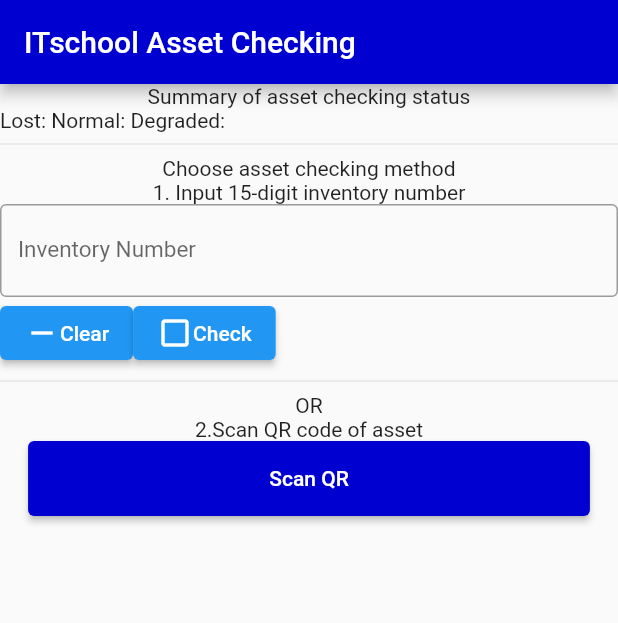
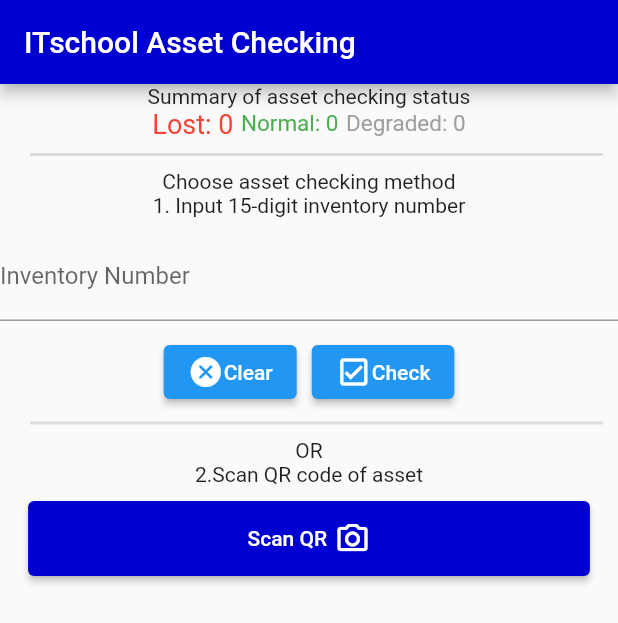
Before and after one commit to aimaimm/Asset_mobile, a Flutter app: the screen it shows after launch, after a tap on "Clear", on a phone screen of 412 x 824 dp. Shown: the top 623 px of the screen. Run offline on Flutter 3.47's test engine with Material 2 defaults, Android fonts, the phone set to English and light mode, and no system bars; our stand-ins replace get, shared_preferences; missing offline and left inert: flutter_barcode_scanner; network calls fail.

Commit message:
success mini project 2

```diff
--- a/lib/main.dart
+++ b/lib/main.dart
@@ -6,6 +6,7 @@ import 'package:get/get.dart';
 
 void main() {
   runApp(const GetMaterialApp(
+    debugShowCheckedModeBanner: false,
     home: WelcomeScreen(),
   ));
 }
--- a/lib/project2/views/welcomscreen.dart
+++ b/lib/project2/views/welcomscreen.dart
@@ -2,6 +2,7 @@ import 'package:flutter/material.dart';
 import 'package:flutter/services.dart';
 import 'package:flutter_application_1/project1/views/asset_detail.dart';
 import 'package:flutter_barcode_scanner/flutter_barcode_scanner.dart';
+import 'package:get/get.dart';
 import 'package:shared_preferences/shared_preferences.dart';
 
 class WelcomeScreen extends StatefulWidget {
@@ -14,6 +15,48 @@ class WelcomeScreen extends StatefulWidget {
 class _WelcomeScreenState extends State<WelcomeScreen> {
   TextEditingController invencontroller = TextEditingController();
   String _scanBarcode = 'Unknown';
+  int lost = 0;
+  int normal = 0;
+  int degraded = 0;
+  final _formKey = GlobalKey<FormState>();
+
+  var url_status = 'http://192.168.100.12:3000/status';
+
+  Future<void> getstatus() async {
+    Response response = await GetConnect().get(url_status);
+    if (!response.isOk) {
+      return Get.defaultDialog(
+          title: 'Error', middleText: 'Database Status Error');
+    }
+
+    List data = response.body;
+    setState(() {
+      lost = data[0]['Item_Status'];
+      normal = data[1]['Item_Status'];
+      degraded = data[2]['Item_Status'];
+
+      print(lost);
+      print(normal);
+      print(degraded);
+    });
+  }
+
+  Future<void> inputinven() async {
+    final prefs = await SharedPreferences.getInstance();
+    String invennum = invencontroller.text;
+
+    await prefs.setString('Inveninput', invennum);
+
+    if (invennum != '' && invennum != null) {
+      Get.to(Asset_detail());
+    }
+  }
+
+  void clearinput() {
+    setState(() {
+      invencontroller.text = "";
+    });
+  }
 
   Future<void> scanQR() async {
     final prefs = await SharedPreferences.getInstance();
@@ -28,16 +71,19 @@ class _WelcomeScreenState extends State<WelcomeScreen> {
     setState(() {
       _scanBarcode = barcodeScanRes;
     });
-
+    print(_scanBarcode);
     if (!mounted) return;
     await prefs.setString('Invennumber', _scanBarcode);
 
     if (barcodeScanRes != null || barcodeScanRes != '') {
-      Navigator.push(
-        context,
-        MaterialPageRoute(builder: (context) => const Asset_detail()),
-      );
+      Get.to(Asset_detail());
     }
+  }
+
+  @override
+  void initState() {
+    getstatus();
+    super.initState();
   }
 
   @override
@@ -47,68 +93,117 @@ class _WelcomeScreenState extends State<WelcomeScreen> {
           backgroundColor: const Color(0XFF0000D1),
           title: const Text('ITschool Asset Checking'),
         ),
-      body: Column(
+        body: Container(
+          child: Column(
             children: [
               Text('Summary of asset checking status'),
               Row(
+                mainAxisAlignment: MainAxisAlignment.center,
                 children: [
-              Text('Lost: '),
-              Text('Normal: '),
-              Text('Degraded: '),
+                  Text('Lost: ${lost}',
+                      style: TextStyle(
+                        fontSize: 18,
+                        color: Colors.red,
+                      )),
+                  SizedBox(width: 5),
+                  Text('Normal: ${normal}',
+                      style: TextStyle(fontSize: 15, color: Colors.green)),
+                  SizedBox(width: 5),
+                  Text('Degraded: ${degraded}',
+                      style: TextStyle(fontSize: 15, color: Colors.grey)),
                 ],
               ),
-          Divider(),
+              Divider(
+                thickness: 2,
+                height: 20,
+                indent: 20,
+                endIndent: 10,
+              ),
               Text('Choose asset checking method'),
               Text('1. Input 15-digit inventory number'),
-          SizedBox(
-            height: 62,
-            child: TextFormField(
-              style: const TextStyle(fontSize: 15),
+              SizedBox(height: 10),
+              Container(
+                child: Form(
+                    key: _formKey,
+                    child: Column(
+                      mainAxisAlignment: MainAxisAlignment.center,
+                      children: [
+                        TextFormField(
                           controller: invencontroller,
-              // autofocus: true,
-              decoration: const InputDecoration(
-                  border: OutlineInputBorder(), labelText: 'Inventory Number'),
-              maxLines: 99,
+                          decoration:
+                              InputDecoration(labelText: 'Inventory Number'),
+                          validator: (value) {
+                            if (value!.isEmpty) {
+                              return "Please enter Inventory number";
+                            } else if (value.length != 15) {
+                              return "Inventory number is 15 digits!";
+                            } else
+                              return null;
+                          },
+                        )
+                      ],
+                    )),
               ),
-          ),
-          Row(
+              SizedBox(height: 10),
+              Container(
+                child: Row(
+                  mainAxisAlignment: MainAxisAlignment.center,
                   children: [
                     ElevatedButton(
-                onPressed: () {},
+                      onPressed: clearinput,
                       child: Row(
                         children: [
-                    Icon(Icons.remove),
+                          Icon(Icons.cancel_rounded),
                           Text('Clear'),
                         ],
                       ),
                     ),
+                    SizedBox(width: 10),
                     ElevatedButton(
-                onPressed: () {},
+                      onPressed: () {
+                        bool validate = _formKey.currentState!.validate();
+                        inputinven();
+                      },
                       child: Row(
                         children: [
-                    Icon(Icons.check_box_outline_blank_outlined),
+                          Icon(Icons.check_box_outlined),
                           Text('Check'),
                         ],
                       ),
                     ),
                   ],
                 ),
-          Divider(),
+              ),
+              Divider(thickness: 2, height: 20, indent: 20, endIndent: 10),
               Text('OR'),
               Text('2.Scan QR code of asset'),
+              SizedBox(height: 10),
               SizedBox(
                 width: MediaQuery.of(context).size.width / 1.1,
                 height: 50,
                 child: ElevatedButton(
-              style: ElevatedButton.styleFrom(primary: const Color(0XFF0000D1)),
+                  style: ElevatedButton.styleFrom(
+                      primary: const Color(0XFF0000D1)),
                   onPressed: () {
                     scanQR();
                   },
-              child: const Text('Scan QR'),
+                  child: Row(
+                    mainAxisSize: MainAxisSize.min,
+                    children: [
+                      Text('Scan QR'),
+                      SizedBox(
+                        width: 5,
+                      ),
+                      Icon(
+                        Icons.camera_alt_outlined,
+                        size: 24,
+                      )
+                    ],
+                  ),
                 ),
               ),
             ],
           ),
-    );
+        ));
   }
 }
```
Also changed, not shown: lib/project1/views/asset_detail.dart (+21 -16 lines), pubspec.lock. Lines whose indentation alone changed are shown as unchanged.
